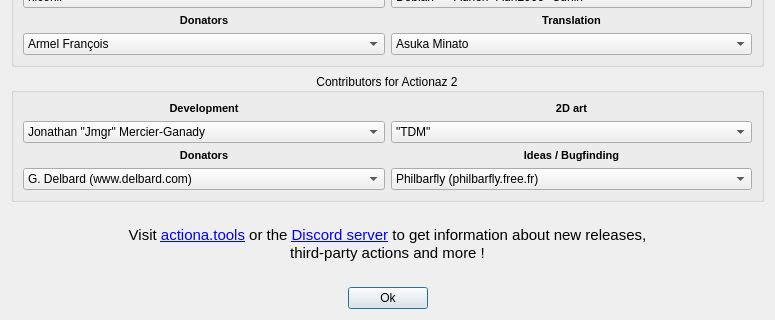
First picture: the form in actiona/ui/aboutdialog.ui, repository Jmgr/actiona, before the edit; both pictures show x 0 to 775 and y 140 to 460 of the 775 by 460 pixel window.
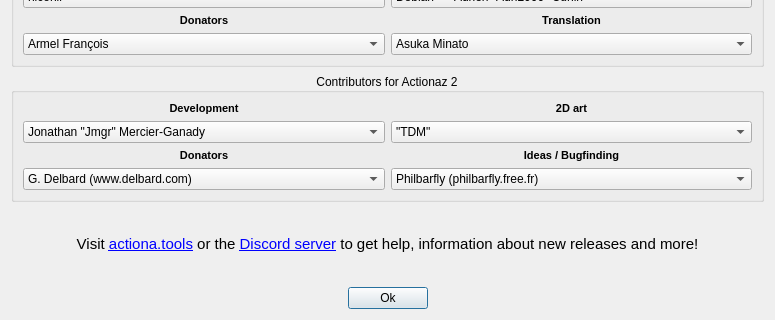
Second picture: the form after the edit. Icons and pictures are not drawn.

Commit message: Update about dialog

The edit to the form file:
```diff
--- a/actiona/ui/aboutdialog.ui
+++ b/actiona/ui/aboutdialog.ui
@@ -498,8 +498,7 @@
 li.unchecked::marker { content: &quot;\2610&quot;; }
 li.checked::marker { content: &quot;\2612&quot;; }
 &lt;/style&gt;&lt;/head&gt;&lt;body style=&quot; font-family:'Ubuntu'; font-size:10pt; font-weight:400; font-style:normal;&quot;&gt;
-&lt;p align=&quot;center&quot; style=&quot; margin-top:0px; margin-bottom:0px; margin-left:0px; margin-right:0px; -qt-block-indent:0; text-indent:0px;&quot;&gt;&lt;span style=&quot; font-family:'MS Shell Dlg 2'; font-size:11pt;&quot;&gt;Visit &lt;/span&gt;&lt;a href=&quot;http://actiona.tools&quot;&gt;&lt;span style=&quot; font-family:'MS Shell Dlg 2'; font-size:11pt; text-decoration: underline; color:#0000ff;&quot;&gt;actiona.tools&lt;/span&gt;&lt;/a&gt;&lt;span style=&quot; font-family:'MS Shell Dlg 2'; font-size:11pt;&quot;&gt; or the &lt;/span&gt;&lt;a href=&quot;https://discord.gg/7T25y8cR9x&quot;&gt;&lt;span style=&quot; font-size:11pt; text-decoration: underline; color:#0000ff;&quot;&gt;Discord server&lt;/span&gt;&lt;/a&gt;&lt;span style=&quot; font-family:'MS Shell Dlg 2'; font-size:11pt;&quot;&gt; to get information about new releases,&lt;/span&gt;&lt;/p&gt;
-&lt;p align=&quot;center&quot; style=&quot; margin-top:0px; margin-bottom:0px; margin-left:0px; margin-right:0px; -qt-block-indent:0; text-indent:0px;&quot;&gt;&lt;span style=&quot; font-family:'MS Shell Dlg 2'; font-size:11pt;&quot;&gt;third-party actions and more !&lt;/span&gt;&lt;/p&gt;&lt;/body&gt;&lt;/html&gt;</string>
+&lt;p align=&quot;center&quot; style=&quot; margin-top:0px; margin-bottom:0px; margin-left:0px; margin-right:0px; -qt-block-indent:0; text-indent:0px;&quot;&gt;&lt;span style=&quot; font-family:'MS Shell Dlg 2'; font-size:11pt;&quot;&gt;Visit &lt;/span&gt;&lt;a href=&quot;http://actiona.tools&quot;&gt;&lt;span style=&quot; font-family:'MS Shell Dlg 2'; font-size:11pt; text-decoration: underline; color:#0000ff;&quot;&gt;actiona.tools&lt;/span&gt;&lt;/a&gt;&lt;span style=&quot; font-family:'MS Shell Dlg 2'; font-size:11pt;&quot;&gt; or the &lt;/span&gt;&lt;a href=&quot;https://discord.gg/7T25y8cR9x&quot;&gt;&lt;span style=&quot; font-size:11pt; text-decoration: underline; color:#0000ff;&quot;&gt;Discord server&lt;/span&gt;&lt;/a&gt;&lt;span style=&quot; font-family:'MS Shell Dlg 2'; font-size:11pt;&quot;&gt; to get help, information about new releases and more!&lt;/span&gt;&lt;/p&gt;&lt;/body&gt;&lt;/html&gt;</string>
      </property>
      <property name="alignment">
       <set>Qt::AlignCenter</set>
```
